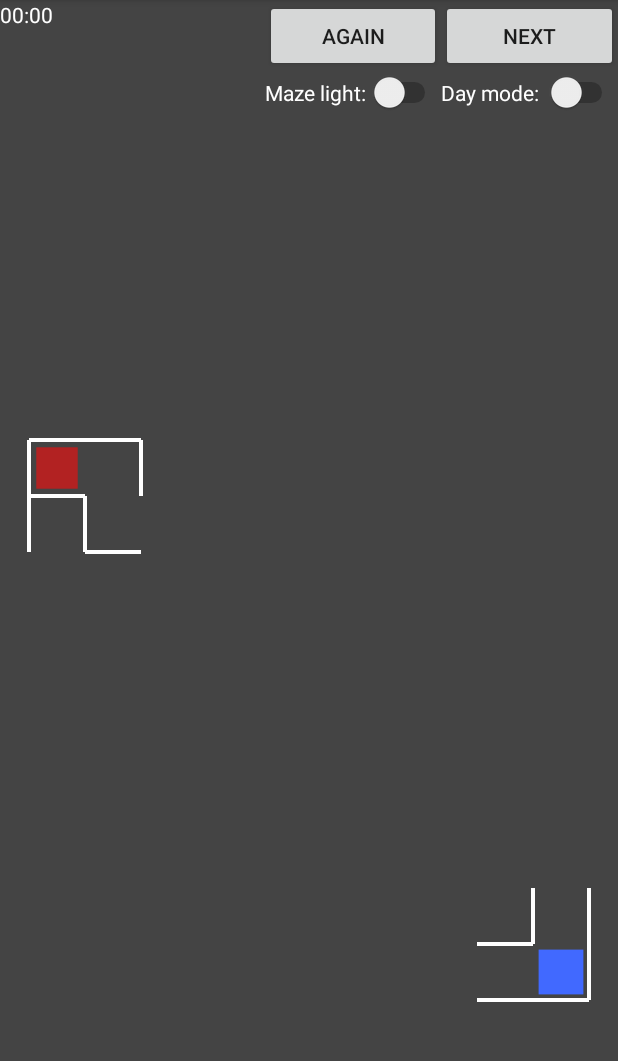
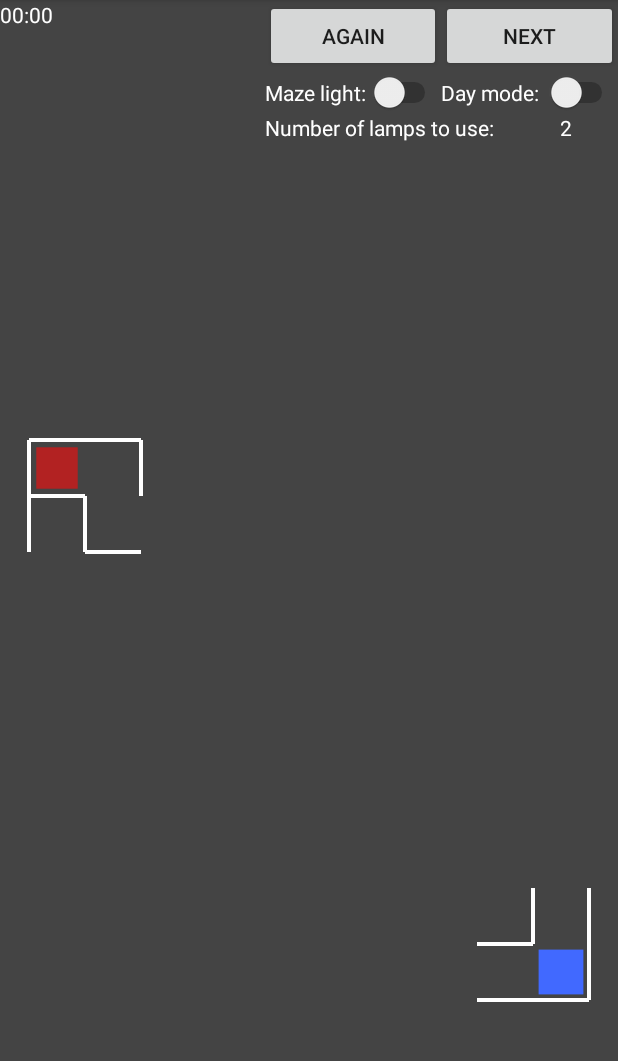
Before and after one commit to jszadab/MazeGame2, an Android app: the GameActivity screen opened directly, with no data from a screen before it, after a tap on "AGAIN", on a phone screen of 412 x 824 dp, the part 84-1145 px from its top. Run offline under Robolectric (Android 15) with nearby library versions, the phone set to English and light mode, and no system bars; 3 other taps on this screen came first.

Commit message:
Number of lamps feature, fix horizontal orientation bug for GameView

```diff
--- a/app/src/main/AndroidManifest.xml
+++ b/app/src/main/AndroidManifest.xml
@@ -16,7 +16,8 @@
                 <category android:name="android.intent.category.LAUNCHER" />
             </intent-filter>
         </activity>
-        <activity android:name=".GameActivity"/>
+        <activity android:name=".GameActivity"
+            android:screenOrientation="portrait"/>
         <activity android:name=".ManualActivity"></activity>
     </application>
 
--- a/app/src/main/java/com/example/jacek/mazegame/GameActivity.java
+++ b/app/src/main/java/com/example/jacek/mazegame/GameActivity.java
@@ -1,5 +1,4 @@
 package com.example.jacek.mazegame;
-import android.graphics.Color;
 import android.support.v7.app.AppCompatActivity;
 import android.os.Bundle;
 import android.view.View;
@@ -13,7 +12,7 @@ public class GameActivity extends AppCompatActivity {
 
     public Chronometer chrono;
     public Switch lightSwitch, colorSwitch;
-    public TextView timeValue, timeLabel;
+    public TextView timeValue, timeLabel, lampValue, lampLabel;
     public LinearLayout mainLayout;
 
     GameView gv;
@@ -27,15 +26,19 @@ public class GameActivity extends AppCompatActivity {
         lightSwitch = findViewById(R.id.swLight);
         colorSwitch = findViewById(R.id.swColorMode);
 
-        timeValue = findViewById(R.id.bestTimeValue);
+        timeValue = findViewById(R.id.txtBestTimeValue);
         timeValue.setVisibility(View.INVISIBLE);
-        timeLabel = findViewById(R.id.bestTimeLabel);
+        timeLabel = findViewById(R.id.txtBestTimeLabel);
         timeLabel.setVisibility(View.INVISIBLE);
+
+        lampValue = findViewById(R.id.txtLampValue);
+        lampLabel = findViewById(R.id.txtLampLabel);
 
 
         mainLayout = findViewById(R.id.mainLinearLayout);
 
         gv = findViewById(R.id.gameview); //"exchange" instance
+        lampValue.setText(String.valueOf(gv.LAMPS));
     }
 
     public void Again(View view) {
--- a/app/src/main/java/com/example/jacek/mazegame/GameView.java
+++ b/app/src/main/java/com/example/jacek/mazegame/GameView.java
@@ -22,7 +22,8 @@ public class GameView extends View {
     private Cell[][] cells;
     private Cell[] lamps;
     private Cell player, exit;
-    private static final int COLS = 10, ROWS = 10, LAMPS = 2;
+    private static final int COLS = 10, ROWS = 10;
+    public static final int LAMPS = 2;
     private static final int WALL_THICKNESS = 4;
 
     private float cellSize, hMargin, vMargin;
@@ -61,14 +62,20 @@ public class GameView extends View {
             lampPaint.setColor(Color.rgb(255,165,0)); //orange
 
             ga.mainLayout.setBackgroundColor(Color.rgb(250,	250,	250));
+
             ga.timeLabel.setTextColor(Color.BLACK);
             ga.timeValue.setTextColor(Color.BLACK);
+
+            ga.timeLabel.setTextColor(Color.BLACK);
+            ga.timeValue.setTextColor(Color.BLACK);
+
+            ga.lampLabel.setTextColor(Color.BLACK);
+            ga.lampValue.setTextColor(Color.BLACK);
+
             ga.lightSwitch.setTextColor(Color.BLACK);
             ga.colorSwitch.setTextColor(Color.BLACK);
+
             ga.chrono.setTextColor(Color.BLACK);
-
-
-
         }
         else {
             //night mode
@@ -77,19 +84,22 @@ public class GameView extends View {
             exitPaint.setColor(Color.rgb(65,105,255)); //royalblue
             lampPaint.setColor(Color.rgb(255,140,0)); //darkorange
 
+            ga.mainLayout.setBackgroundColor(Color.DKGRAY);
 
-            ga.mainLayout.setBackgroundColor(Color.DKGRAY);
             ga.timeLabel.setTextColor(Color.WHITE);
             ga.timeValue.setTextColor(Color.WHITE);
+
+            ga.timeLabel.setTextColor(Color.WHITE);
+            ga.timeValue.setTextColor(Color.WHITE);
+
+            ga.lampLabel.setTextColor(Color.WHITE);
+            ga.lampValue.setTextColor(Color.WHITE);
+
             ga.colorSwitch.setTextColor(Color.WHITE);
             ga.lightSwitch.setTextColor(Color.WHITE);
+
             ga.chrono.setTextColor(Color.WHITE);
-
-
         }
-
-
-
     }
 
 
@@ -150,9 +160,11 @@ public class GameView extends View {
 
         if (ga != null){
             ga.chrono.setBase(SystemClock.elapsedRealtime());
+            ga.lampValue.setText(String.valueOf(LAMPS));
         }
         player = cells[0][0];
         lamps = new Cell[LAMPS];
+
         exit = cells[COLS -1][ROWS -1];
 
     }
@@ -454,14 +466,18 @@ public class GameView extends View {
                 int col = (int)(x/cellSize);
                 int row = (int)(y/cellSize);
 
+                int currLampsValue = Integer.parseInt(ga.lampValue.getText().toString());
+
                 if (col >= 0 && col < COLS && row >= 0  && row < ROWS ) {
 
                     if (lamps[0] == null) {
                         lamps[0] = new Cell(col, row);
+                        ga.lampValue.setText(String.valueOf(--currLampsValue));
                         invalidate();
                     } else if (lamps[1] == null && ( lamps[0].col != col || lamps[0].row != row)) {
 
                         lamps[1] = new Cell((int) (x / cellSize), (int) (y / cellSize));
+                        ga.lampValue.setText(String.valueOf(--currLampsValue));
                         invalidate();
                     }
                 }
--- a/app/src/main/res/layout/activity_game.xml
+++ b/app/src/main/res/layout/activity_game.xml
@@ -50,14 +50,14 @@
                         android:orientation="horizontal">
 
                         <TextView
-                            android:id="@+id/bestTimeLabel"
+                            android:id="@+id/txtBestTimeLabel"
                             android:layout_width="0dp"
                             android:layout_height="wrap_content"
                             android:layout_weight="1"
                             android:text="Best time: " />
 
                         <TextView
-                            android:id="@+id/bestTimeValue"
+                            android:id="@+id/txtBestTimeValue"
                             android:layout_width="0dp"
                             android:layout_height="wrap_content"
                             android:layout_weight="1"
@@ -131,6 +131,32 @@
                             android:text="Day mode: " />
 
                     </LinearLayout>
+
+
+                <LinearLayout
+                    android:id="@+id/lampInfo"
+                    android:layout_width="match_parent"
+                    android:layout_height="wrap_content"
+                    android:layout_below="@+id/switches"
+                    android:orientation="horizontal">
+
+                    <TextView
+                        android:id="@+id/txtLampLabel"
+                        android:layout_width="wrap_content"
+                        android:layout_height="wrap_content"
+                        android:layout_weight="4"
+                        android:text="Number of lamps to use: " />
+
+                    <TextView
+                        android:id="@+id/txtLampValue"
+                        android:layout_width="wrap_content"
+                        android:layout_height="wrap_content"
+                        android:layout_weight="3"
+                        android:text="" />
+
+
+                </LinearLayout>
+
                 </LinearLayout>
 
             </RelativeLayout>
```
